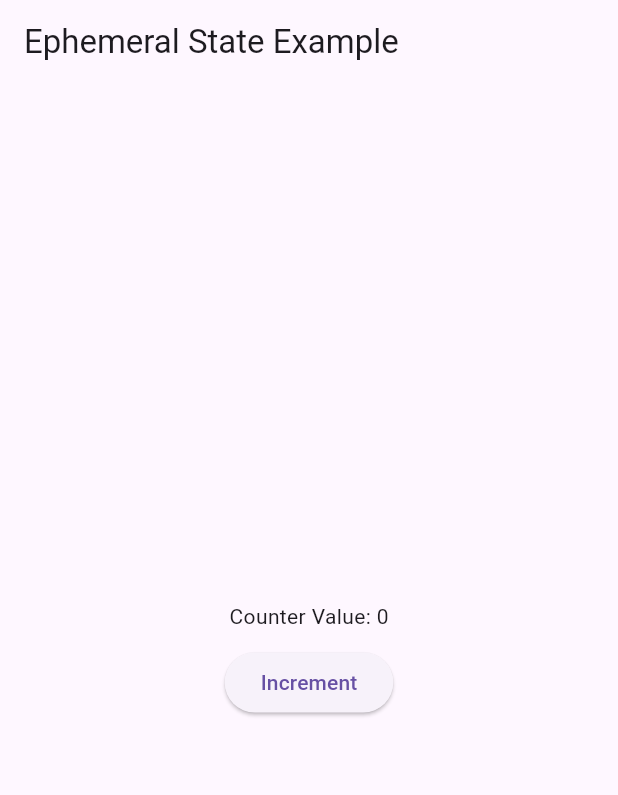
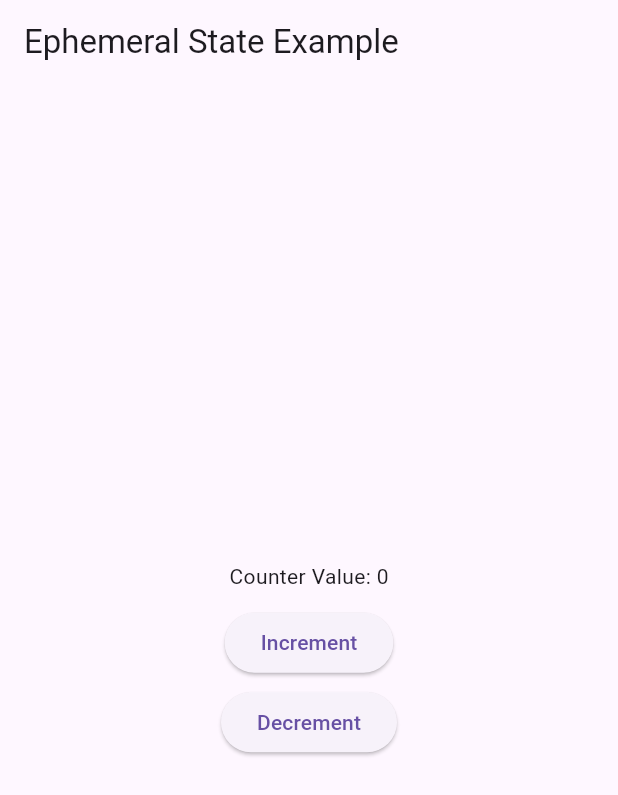
Before and after one commit to arsyaaulia/VisproLabWeek4, a Flutter app: the screen it shows after launch, on a phone screen of 412 x 824 dp. Shown: the top 795 px of the screen. Run offline on Flutter 3.47's test engine with Material 3 defaults, Android fonts, the phone set to English and light mode, and no system bars.

Commit message:
menyelesaikan tugas lab

```diff
--- a/app_state_codelab/lib/main.dart
+++ b/app_state_codelab/lib/main.dart
@@ -51,7 +51,7 @@ class CounterWidget extends StatelessWidget {
               onPressed: () {
                 model.decrement();
               },
-              child: Text('Gantidulu'),
+              child: Text('Decrement'),
             ),
           ],
         ),
--- a/ephemeral_state_codelab/lib/main.dart
+++ b/ephemeral_state_codelab/lib/main.dart
@@ -24,13 +24,24 @@ class _CounterWidgetState extends State<CounterWidget> {
         mainAxisAlignment: MainAxisAlignment.center,
         children: <Widget>[
           Text('Counter Value: $_counter'),
+
           SizedBox(height: 10),
+
           ElevatedButton(
             onPressed: () {
               setState(() { _counter++; });
             },
             child: Text('Increment'),
           ),
+
+          SizedBox(height: 5),
+          ElevatedButton(
+            onPressed: (){
+              setState(() { _counter--;});
+            },
+            child: Text('Decrement'),
+          ),
+
         ],
       ),
     );
```
Also changed, not shown: 2 other files.
